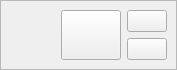
This is src/project.ui in Voral/protimer as Qt 5 draws it before an edit. The edited form follows.
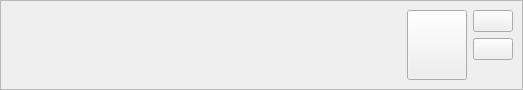
This is the edited form. Icons and pictures are not drawn.

Commit message: Update: 1.4 released + Autostart parameter was added + Command line key for start project was added

Diff of the .ui file:
```diff
--- a/src/project.ui
+++ b/src/project.ui
@@ -6,8 +6,8 @@
    <rect>
     <x>0</x>
     <y>0</y>
-    <width>177</width>
-    <height>68</height>
+    <width>523</width>
+    <height>74</height>
    </rect>
   </property>
   <property name="windowTitle">
@@ -28,11 +28,67 @@
      <property name="frameShadow">
       <enum>QFrame::Raised</enum>
      </property>
-     <layout class="QGridLayout" name="gridLayout" columnstretch="1,0,0,0">
+     <layout class="QGridLayout" name="gridLayout" columnstretch="1,0,0,0,0">
       <property name="leftMargin">
        <number>4</number>
       </property>
-      <item row="1" column="3">
+      <item row="0" column="0">
+       <widget class="QLabel" name="lbName">
+        <property name="font">
+         <font>
+          <weight>75</weight>
+          <bold>true</bold>
+         </font>
+        </property>
+        <property name="text">
+         <string/>
+        </property>
+       </widget>
+      </item>
+      <item row="0" column="4">
+       <widget class="QPushButton" name="btDelete">
+        <property name="minimumSize">
+         <size>
+          <width>40</width>
+          <height>0</height>
+         </size>
+        </property>
+        <property name="maximumSize">
+         <size>
+          <width>40</width>
+          <height>16777215</height>
+         </size>
+        </property>
+        <property name="toolTip">
+         <string>&lt;html&gt;&lt;head/&gt;&lt;body&gt;&lt;p&gt;Delete project from list&lt;/p&gt;&lt;/body&gt;&lt;/html&gt;</string>
+        </property>
+        <property name="text">
+         <string/>
+        </property>
+        <property name="icon">
+         <iconset resource="protimer.qrc">
+          <normaloff>:/res/coelho/cancel.png</normaloff>:/res/coelho/cancel.png</iconset>
+        </property>
+       </widget>
+      </item>
+      <item row="1" column="1">
+       <widget class="QLabel" name="lbShortcut">
+        <property name="text">
+         <string/>
+        </property>
+        <property name="alignment">
+         <set>Qt::AlignRight|Qt::AlignTrailing|Qt::AlignVCenter</set>
+        </property>
+       </widget>
+      </item>
+      <item row="1" column="0">
+       <widget class="QLabel" name="lbTime">
+        <property name="text">
+         <string/>
+        </property>
+       </widget>
+      </item>
+      <item row="1" column="4">
        <widget class="QPushButton" name="btEdit">
         <property name="minimumSize">
          <size>
@@ -58,7 +114,17 @@
         </property>
        </widget>
       </item>
-      <item row="0" column="2" rowspan="2" alignment="Qt::AlignHCenter">
+      <item row="0" column="1">
+       <widget class="QLabel" name="lbNum">
+        <property name="text">
+         <string/>
+        </property>
+        <property name="alignment">
+         <set>Qt::AlignRight|Qt::AlignTrailing|Qt::AlignVCenter</set>
+        </property>
+       </widget>
+      </item>
+      <item row="0" column="3" rowspan="3">
        <widget class="QPushButton" name="btRun">
         <property name="minimumSize">
          <size>
@@ -75,6 +141,12 @@
         <property name="toolTip">
          <string>&lt;html&gt;&lt;head/&gt;&lt;body&gt;&lt;p&gt;Run/Stop project&lt;/p&gt;&lt;/body&gt;&lt;/html&gt;</string>
         </property>
+        <property name="layoutDirection">
+         <enum>Qt::LeftToRight</enum>
+        </property>
+        <property name="autoFillBackground">
+         <bool>false</bool>
+        </property>
         <property name="text">
          <string/>
         </property>
@@ -93,54 +165,8 @@
         </property>
        </widget>
       </item>
-      <item row="1" column="0">
-       <widget class="QLabel" name="lbTime">
-        <property name="text">
-         <string/>
-        </property>
-       </widget>
-      </item>
-      <item row="0" column="3">
-       <widget class="QPushButton" name="btDelete">
-        <property name="minimumSize">
-         <size>
-          <width>40</width>
-          <height>0</height>
-         </size>
-        </property>
-        <property name="maximumSize">
-         <size>
-          <width>40</width>
-          <height>16777215</height>
-         </size>
-        </property>
-        <property name="toolTip">
-         <string>&lt;html&gt;&lt;head/&gt;&lt;body&gt;&lt;p&gt;Delete project from list&lt;/p&gt;&lt;/body&gt;&lt;/html&gt;</string>
-        </property>
-        <property name="text">
-         <string/>
-        </property>
-        <property name="icon">
-         <iconset resource="protimer.qrc">
-          <normaloff>:/res/coelho/cancel.png</normaloff>:/res/coelho/cancel.png</iconset>
-        </property>
-       </widget>
-      </item>
-      <item row="1" column="1">
-       <widget class="QLabel" name="lbShortcut">
-        <property name="text">
-         <string/>
-        </property>
-       </widget>
-      </item>
-      <item row="0" column="0" colspan="2">
-       <widget class="QLabel" name="lbName">
-        <property name="font">
-         <font>
-          <weight>75</weight>
-          <bold>true</bold>
-         </font>
-        </property>
+      <item row="2" column="0">
+       <widget class="QLabel" name="lbAutostart">
         <property name="text">
          <string/>
         </property>
```
The commit also changes 30 other files.
